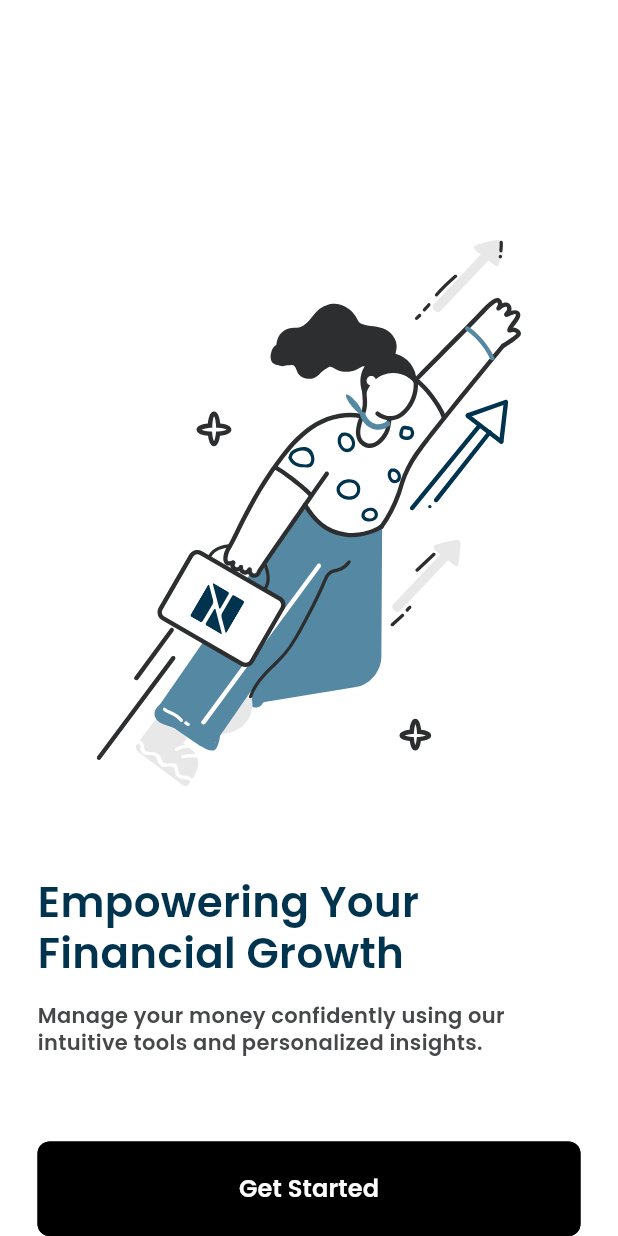
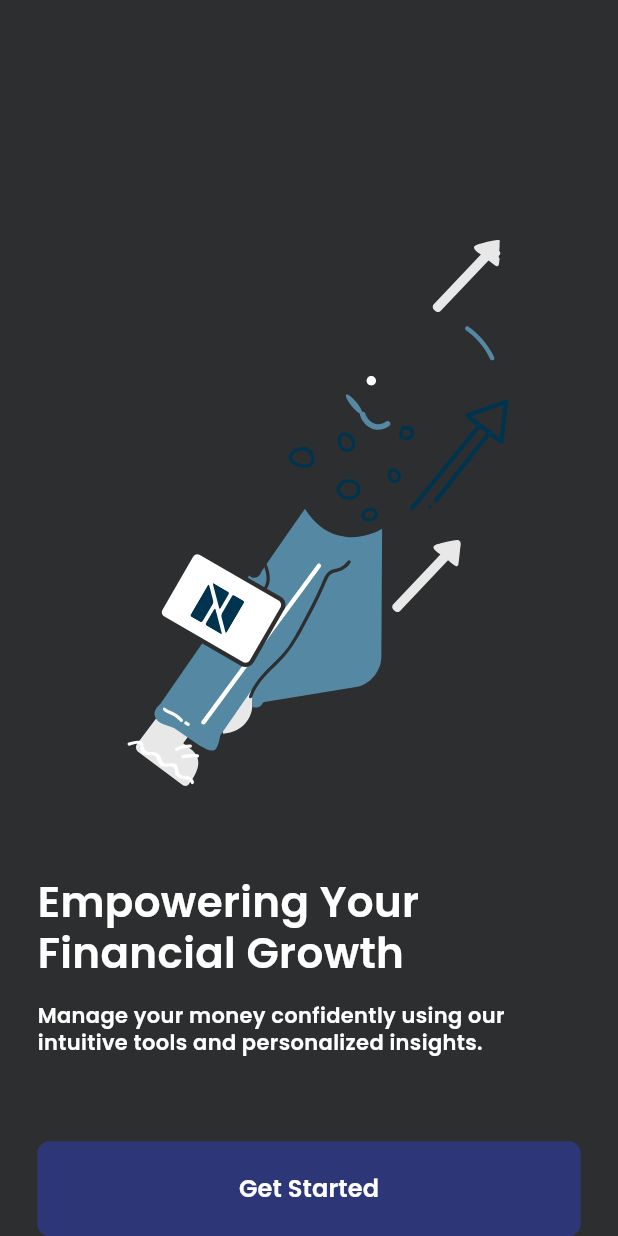
Before and after one commit to Networth-Tracker/nwt-mobile-application, a Flutter app: the screen it shows after launch, on a phone screen of 412 x 824 dp. Run offline on Flutter 3.47's test engine with Material 3 defaults, Android fonts, the phone set to English and light mode, and no system bars; our stand-ins replace cached_network_image, flutter_svg, get, lottie.

Commit message:
Dark Theme Setupped

```diff
--- a/lib/constants/colors.dart
+++ b/lib/constants/colors.dart
@@ -40,9 +40,9 @@ class AppColors {
       'primary': Colors.tealAccent,
     },
     'text': {
-      'primary': Colors.black,
-      'secondary': Colors.grey,
-      'tertiary': Colors.grey,
+      'primary': Colors.white,
+      'secondary': Colors.white,
+      'tertiary': Colors.white,
       'muted': Color.fromRGBO(124, 125, 126, 1)
 
     },
--- a/lib/main.dart
+++ b/lib/main.dart
@@ -19,8 +19,12 @@ class MyApp extends StatelessWidget {
           fontFamily: 'Poppins',
         ),
       ),
-      darkTheme: AppTheme.darkTheme,
-      themeMode: ThemeMode.light,
+      darkTheme: AppTheme.darkTheme.copyWith(
+        textTheme: ThemeData.dark().textTheme.apply(
+          fontFamily: 'Poppins',
+        ),
+      ),
+      themeMode: ThemeMode.dark,
       home: const OnboardingScreen(),
     );
   }
```
Also changed, not shown: assets/svgs/onboarding/onboarding_01_dark.svg (added).
